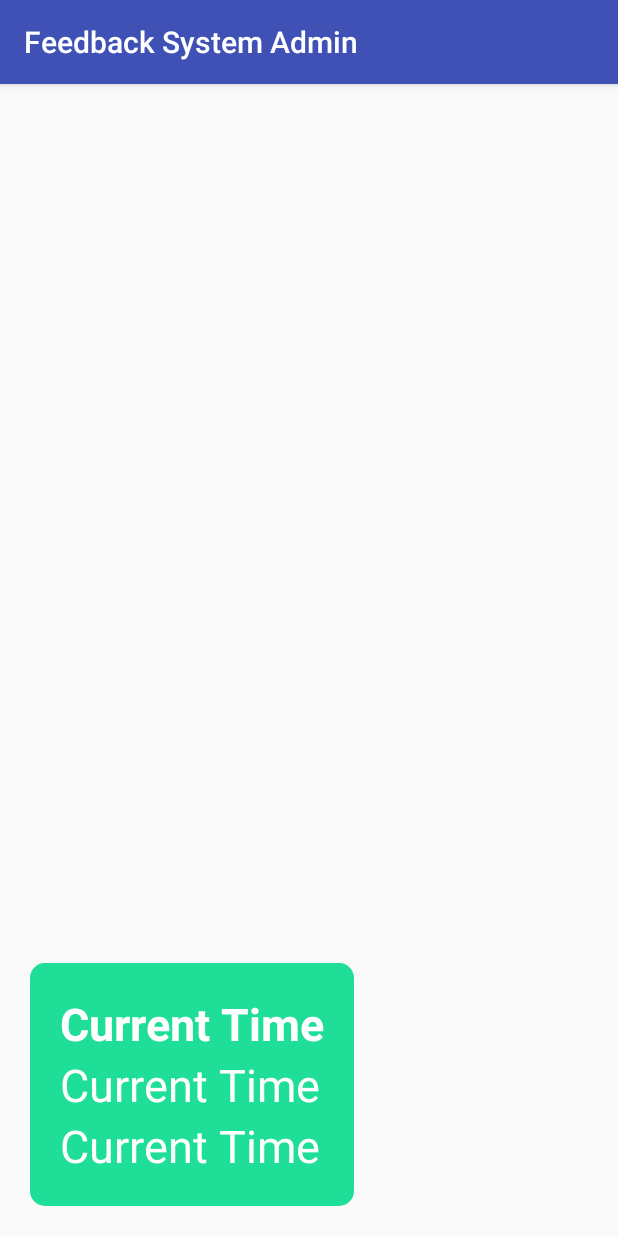
After one commit to xuanphu262/FeedbackSystem, an Android app: the FeedbackActivity screen opened directly, with no data from a screen before it, on a phone screen of 412 x 824 dp. The commit adds this screen. Run offline under Robolectric (Android 15) with nearby library versions, the phone set to English and light mode, and no system bars.

Commit message:
Add QR code function.

```diff
--- a/FeedbackSystemApp/app/build.gradle
+++ b/FeedbackSystemApp/app/build.gradle
@@ -26,4 +26,7 @@ dependencies {
     testImplementation 'junit:junit:4.12'
     androidTestImplementation 'com.android.support.test:runner:1.0.1'
     androidTestImplementation 'com.android.support.test.espresso:espresso-core:3.0.1'
+    implementation 'com.github.PhilJay:MPAndroidChart:v3.0.3'
+    compile 'me.dm7.barcodescanner:zxing:1.9.8'
+    compile 'com.google.zxing:core:3.3.0'
 }
--- /dev/null
+++ b/FeedbackSystemApp/app/src/main/java/android/mobile/feedbacksystem/ui/feedback/FeedbackActivity.java
@@ -0,0 +1,14 @@
+package android.mobile.feedbacksystem.ui.feedback;
+
+import android.mobile.feedbacksystem.R;
+import android.os.Bundle;
+import android.support.v7.app.AppCompatActivity;
+
+public class FeedbackActivity extends AppCompatActivity {
+
+    @Override
+    protected void onCreate(Bundle savedInstanceState) {
+        super.onCreate(savedInstanceState);
+        setContentView(R.layout.activity_feedback);
+    }
+}
--- /dev/null
+++ b/FeedbackSystemApp/app/src/main/res/drawable/bg_green_radius.xml
@@ -0,0 +1,9 @@
+<?xml version="1.0" encoding="utf-8"?>
+<layer-list xmlns:android="http://schemas.android.com/apk/res/android">
+    <item>
+        <shape android:shape="rectangle">
+            <corners android:radius="10dp" />
+            <solid android:color="@color/color_green" />
+        </shape>
+    </item>
+</layer-list>
--- /dev/null
+++ b/FeedbackSystemApp/app/src/main/res/layout/activity_feedback.xml
@@ -0,0 +1,56 @@
+<?xml version="1.0" encoding="utf-8"?>
+<RelativeLayout xmlns:android="http://schemas.android.com/apk/res/android"
+    xmlns:tools="http://schemas.android.com/tools"
+    android:layout_width="match_parent"
+    android:layout_height="match_parent"
+    tools:context="android.mobile.feedbacksystem.ui.feedback.FeedbackActivity">
+
+    <LinearLayout
+        android:layout_width="match_parent"
+        android:layout_height="wrap_content"
+        android:layout_centerVertical="true"
+        android:layout_marginLeft="20dp"
+        android:layout_marginRight="20dp"
+        android:orientation="horizontal"
+        android:weightSum="5">
+
+        <LinearLayout
+            android:layout_width="0dp"
+            android:layout_height="100dp"
+            android:layout_weight="1"></LinearLayout>
+    </LinearLayout>
+
+    <LinearLayout
+        android:layout_width="wrap_content"
+        android:layout_height="wrap_content"
+        android:layout_alignParentBottom="true"
+        android:layout_alignParentLeft="true"
+        android:layout_marginBottom="20dp"
+        android:padding="20dp"
+        android:layout_marginLeft="20dp"
+        android:background="@drawable/bg_green_radius"
+        android:orientation="vertical">
+
+        <TextView
+            android:layout_width="wrap_content"
+            android:layout_height="wrap_content"
+            android:text="Current Time"
+            android:textColor="@color/white"
+            android:textSize="30dp"
+            android:textStyle="bold" />
+
+        <TextView
+            android:layout_width="wrap_content"
+            android:layout_height="wrap_content"
+            android:text="Current Time"
+            android:textColor="@color/white"
+            android:textSize="30dp" />
+
+        <TextView
+            android:layout_width="wrap_content"
+            android:layout_height="wrap_content"
+            android:text="Current Time"
+            android:textColor="@color/white"
+            android:textSize="30dp" />
+    </LinearLayout>
+</RelativeLayout>
--- a/FeedbackSystemApp/app/src/main/res/values/colors.xml
+++ b/FeedbackSystemApp/app/src/main/res/values/colors.xml
@@ -8,4 +8,6 @@
     <color name="white">#ffffff</color>
     <color name="app_background">#F4F4F4</color>
     <color name="divider_line">#33afb4b6</color>
+    <color name="color_blueApp">#54B0E6</color>
+    <color name="color_green">#1fde98</color>
 </resources>
--- a/FeedbackSystemApp/app/src/main/res/values/strings.xml
+++ b/FeedbackSystemApp/app/src/main/res/values/strings.xml
@@ -3,4 +3,5 @@
     <string name="app_name_short">Feedback Sytem</string>
     <string name="label_reportPage">Feedback System Admin - Report</string>
     <string name="label_setupPage">Feedback System Admin - Location/Subject</string>
+    <string name="label_scanPage">Scan QR Code</string>
 </resources>
--- a/FeedbackSystemApp/build.gradle
+++ b/FeedbackSystemApp/build.gradle
@@ -19,6 +19,7 @@ allprojects {
     repositories {
         google()
         jcenter()
+        maven { url "https://jitpack.io" }
     }
 }
 
```
Also changed, not shown: FeedbackSystemApp/app/src/main/AndroidManifest.xml (+12 -1 lines), FeedbackSystemApp/app/src/main/java/android/mobile/feedbacksystem/MainActivity.java (+12 -0 lines), FeedbackSystemApp/app/src/main/java/android/mobile/feedbacksystem/ui/dialog/BaseDialogFragment.java (added, +76 -0 lines), FeedbackSystemApp/app/src/main/java/android/mobile/feedbacksystem/ui/qr/QRCodeActivity.java (added, +31 -0 lines), FeedbackSystemApp/app/src/main/java/android/mobile/feedbacksystem/ui/qr/QRCodeEncoder.java (added, +92 -0 lines), FeedbackSystemApp/app/src/main/java/android/mobile/feedbacksystem/ui/qr/ScanQRCodeActivity.java (added, +77 -0 lines), FeedbackSystemApp/app/src/main/res/drawable-v24/bg_blue_radius_33.xml (added, +9 -0 lines), FeedbackSystemApp/app/src/main/res/layout/activity_main.xml (+28 -4 lines), FeedbackSystemApp/app/src/main/res/layout/activity_qrcode.xml (added, +12 -0 lines), FeedbackSystemApp/app/src/main/res/layout/activity_scan_qrcode.xml (added, +12 -0 lines), FeedbackSystemApp/app/src/main/res/layout/activity_setup.xml (+11 -1 lines).
